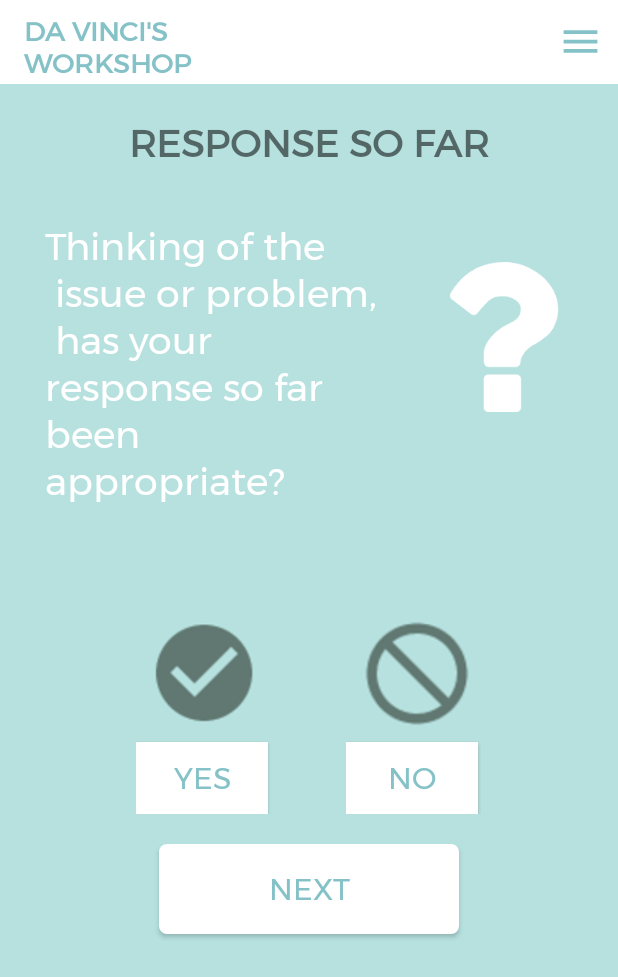
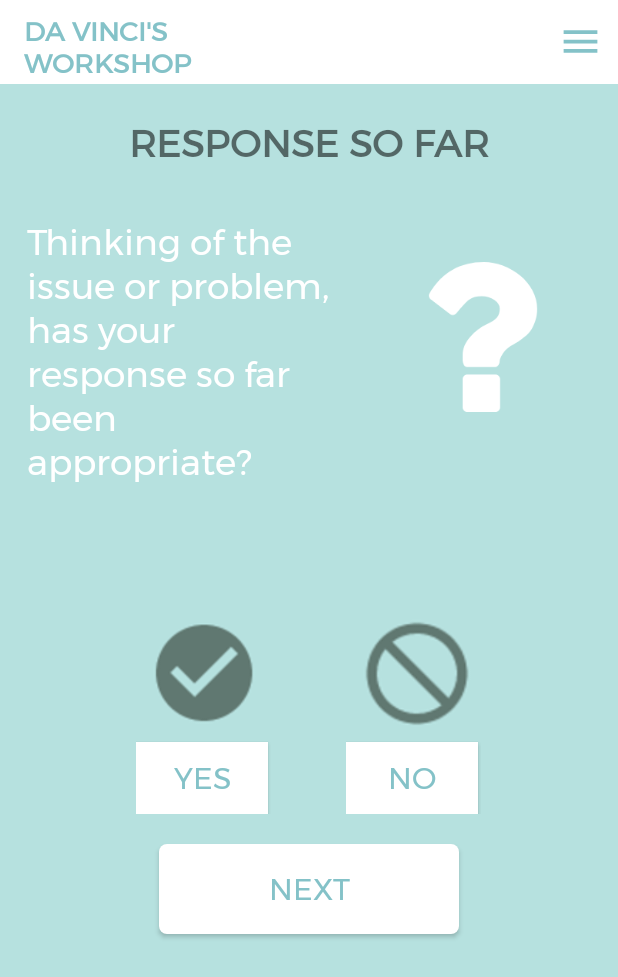
Before and after one commit to bellaQuin/DVWMobileApplication, an Android app: the IP_Question_9 screen opened directly, with no data from a screen before it, on a phone screen of 412 x 824 dp. Shown: the top 977 px of the screen. Run offline under Robolectric (Android 15) with nearby library versions, the phone set to English and light mode, and no system bars; our stand-ins replace Firebase (no records; nobody signed in at launch, a user with empty details on screens opened directly).

Commit message:
screen revisions

```diff
--- a/app/src/main/res/layout/activity_ip__question_9.xml
+++ b/app/src/main/res/layout/activity_ip__question_9.xml
@@ -38,18 +38,19 @@
                 android:layout_width="match_parent"
                 android:layout_height="270dp"
                 android:layout_below="@id/text"
-                android:layout_margin="10dp"
+                android:layout_marginTop="10dp"
+                android:layout_marginBottom="10dp"
                 android:orientation="horizontal">
 
                 <TextView
                     android:layout_width="236dp"
                     android:layout_height="192dp"
-                    android:layout_margin="20dp"
+                    android:layout_margin="18dp"
                     android:layout_marginTop="30dp"
                     android:fontFamily="@font/montserrat"
-                    android:text="Thinking of the\n issue or problem,\n has your\nresponse so far been\nappropriate?"
+                    android:text="Thinking of the\nissue or problem,\nhas your\nresponse so far been\nappropriate?"
                     android:textColor="@android:color/white"
-                    android:textSize="25sp" />
+                    android:textSize="24sp" />
 
                 <ImageView
                     android:layout_width="100dp"
--- a/app/src/main/res/layout/activity_ip__question_one.xml
+++ b/app/src/main/res/layout/activity_ip__question_one.xml
@@ -42,8 +42,8 @@
             <TextView
                 android:layout_width="wrap_content"
                 android:layout_height="wrap_content"
-                android:text="“Write down your issue or problem in the text box below. Try and be as
-specific and concise as possible.”"
+                android:text="Write down your issue or problem in the text box below. Try and be as
+specific and concise as possible."
                 android:layout_below="@id/icon_people_talk"
                 android:textSize="20dp"
                 android:gravity="center"
--- a/app/src/main/res/layout/activity_ip__question_two.xml
+++ b/app/src/main/res/layout/activity_ip__question_two.xml
@@ -43,7 +43,7 @@
                 android:layout_margin="30dp"
                 android:layout_width="wrap_content"
                 android:layout_height="wrap_content"
-                android:text="“Where is this issue on a scale of 1-10? Where 10 is death and 1 is ‘You have
+                android:text="Where is this issue on a scale of 1-10? Where 10 is death and 1 is ‘You have
 just spilt some tap water at home’?"
                 android:layout_below="@id/question"
                 android:textColor="#fff"
--- a/app/src/main/res/values/strings.xml
+++ b/app/src/main/res/values/strings.xml
@@ -47,9 +47,9 @@
     </string>
 
     <string name="Custom_Dialog_Box_Text_Fiver">
-       “You can click ‘Next’ now, but
+       You can click ‘Next’ now, but
         you may want to take this opportunity to double check you have noted down the
-        specific underlying problem or issue, not just a symptom.”
+        specific underlying problem or issue, not just a symptom.
     </string>
 
 
```
